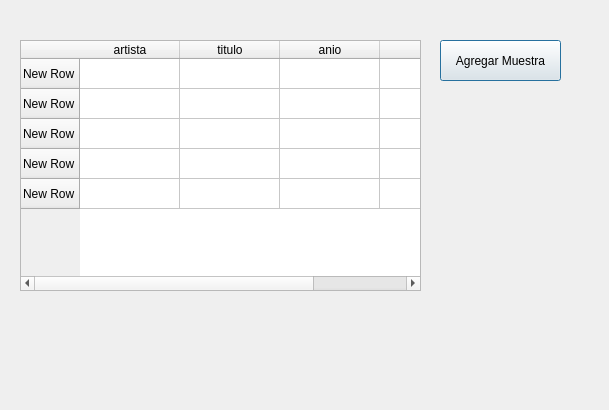
Before: the Qt Designer form api_museos/interfaz/menu_muestra.ui in belwalter/curso_python_2018, drawn with Qt 5.
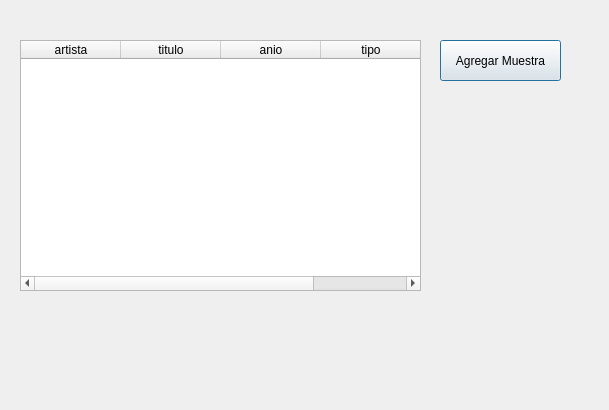
After: the same form once the commit is applied.

The edit to the form file:
```diff
--- a/api_museos/interfaz/menu_muestra.ui
+++ b/api_museos/interfaz/menu_muestra.ui
@@ -22,31 +22,6 @@
      <height>251</height>
     </rect>
    </property>
-   <row>
-    <property name="text">
-     <string>New Row</string>
-    </property>
-   </row>
-   <row>
-    <property name="text">
-     <string>New Row</string>
-    </property>
-   </row>
-   <row>
-    <property name="text">
-     <string>New Row</string>
-    </property>
-   </row>
-   <row>
-    <property name="text">
-     <string>New Row</string>
-    </property>
-   </row>
-   <row>
-    <property name="text">
-     <string>New Row</string>
-    </property>
-   </row>
    <column>
     <property name="text">
      <string>artista</string>
```
